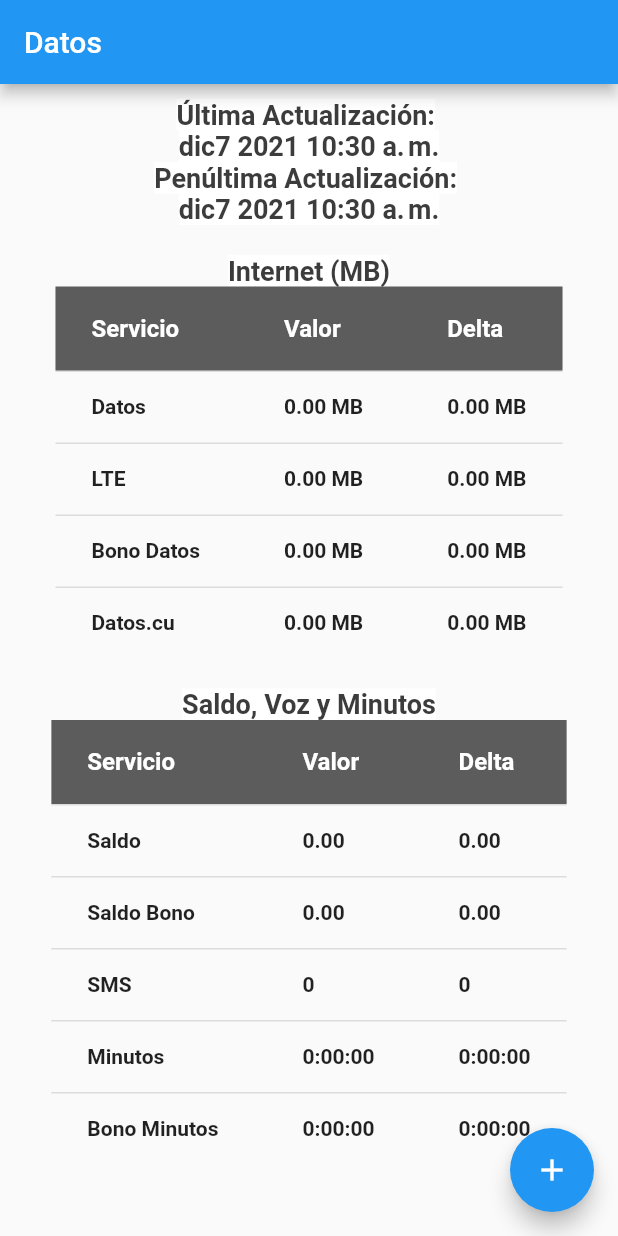
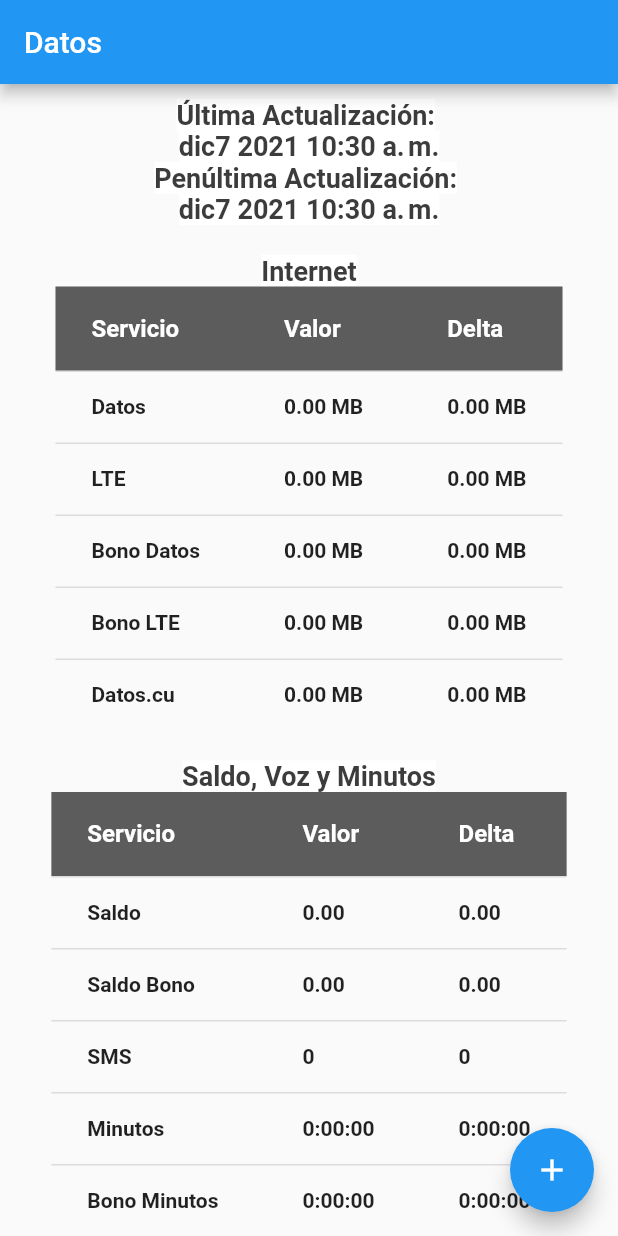
Before and after one commit to fsadannn/cubacel-data, a Flutter app: the screen it shows after launch, on a phone screen of 412 x 824 dp. Run offline on Flutter 3.47's test engine with Material 2 defaults, Android fonts, the phone set to English and light mode, and no system bars; our stand-ins replace flutter_riverpod, permission_handler, sembast; missing offline and left inert: sim_data, ussd_service.

Commit message:
add let bonus

```diff
--- a/lib/main.dart
+++ b/lib/main.dart
@@ -246,7 +246,7 @@ class MyHomePage extends ConsumerWidget {
           children: [
             Expanded(
                 child:
-                    Center(child: Text('Internet (MB)', style: headTextStyle)))
+                    Center(child: Text('Internet', style: headTextStyle)))
           ],
         ),
         Flex(
@@ -294,6 +294,16 @@ class MyHomePage extends ConsumerWidget {
                         style: textTableStyle)),
                     DataCell(Text(
                         internetToString(delta.internet.promotional_data!),
+                        style: textTableStyle)),
+                  ]),
+                  DataRow(cells: [
+                    DataCell(Text('Bono LTE', style: textTableStyle)),
+                    DataCell(Text(
+                        internetToString(
+                            currentData.internet.promotional_data_lte!),
+                        style: textTableStyle)),
+                    DataCell(Text(
+                        internetToString(delta.internet.promotional_data_lte!),
                         style: textTableStyle)),
                   ]),
                   DataRow(cells: [
--- a/lib/models/internet.dart
+++ b/lib/models/internet.dart
@@ -12,12 +12,15 @@ class Internet {
   final num? national_data;
   @JsonKey(defaultValue: 0)
   final num? promotional_data;
+  @JsonKey(defaultValue: 0)
+  final num? promotional_data_lte;
 
   const Internet(
       {this.only_lte,
         this.all_networks,
         this.national_data,
-        this.promotional_data});
+        this.promotional_data,
+        this.promotional_data_lte});
 
   factory Internet.fromJson(Map<String, dynamic> json) =>
       _$InternetFromJson(json);
--- a/pubspec.yaml
+++ b/pubspec.yaml
@@ -15,7 +15,7 @@ publish_to: 'none' # Remove this line if you wish to publish to pub.dev
 # In iOS, build-name is used as CFBundleShortVersionString while build-number used as CFBundleVersion.
 # Read more about iOS versioning at
 # https://developer.apple.com/library/archive/documentation/General/Reference/InfoPlistKeyReference/Articles/CoreFoundationKeys.html
-version: 1.0.0+1
+version: 1.1.0+1
 
 environment:
   sdk: ">=2.12.0 <3.0.0"
```
Also changed, not shown: lib/model.dart (+17 -0 lines), lib/models/credit.g.dart, lib/models/cubacel.g.dart, lib/models/internet.g.dart, lib/models/other.g.dart, lib/models/parsed_value.g.dart.
